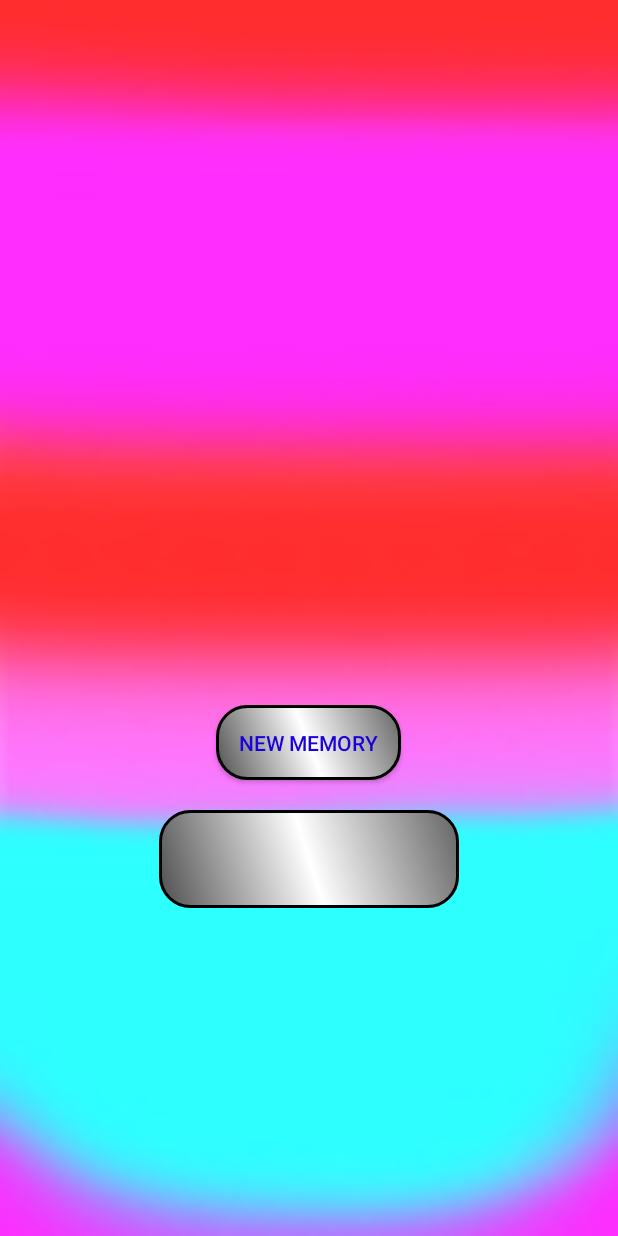
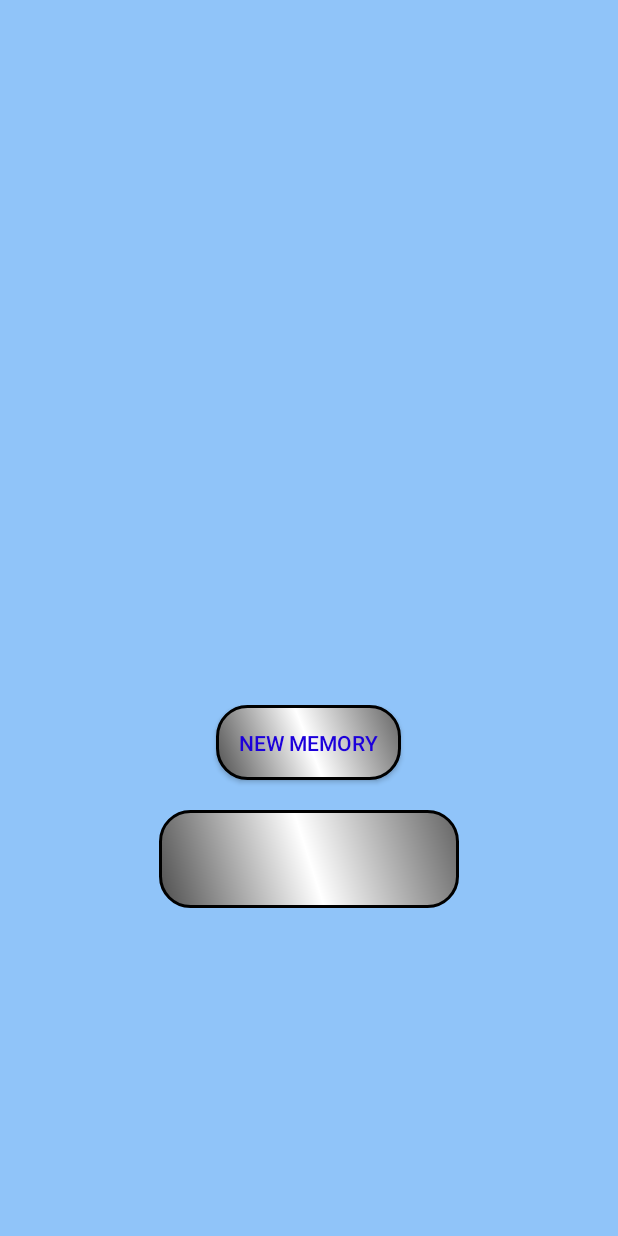
Before and after one commit to Ss12Dark/Album, an Android app: the MainActivity screen opened directly, with no data from a screen before it, on a phone screen of 412 x 824 dp. Run offline under Robolectric (Android 15) with nearby library versions, the phone set to English and light mode, and no system bars.

Commit message:
last crash fix

```diff
--- a/app/src/main/java/com/example/ss12dark/album/MainActivity.java
+++ b/app/src/main/java/com/example/ss12dark/album/MainActivity.java
@@ -38,7 +38,7 @@ MyDBHandler db;
 List <Photo> all;
 LinearLayout upperPage,bottomPage;
 String number;
-LinearLayout pageColor;
+    ScrollView pageColor;
 
     @Override
     protected void onCreate(Bundle savedInstanceState) {
@@ -81,7 +81,7 @@ LinearLayout pageColor;
 
 
     public void backgroundColor(){
-        pageColor = (LinearLayout) findViewById(R.id.pagecolor2);
+        pageColor = (ScrollView) findViewById(R.id.pagecolor);
         SharedPreferences myPref = PreferenceManager.getDefaultSharedPreferences(this);
         int background =myPref.getInt("pageColor",1);
         switch (background){
```
